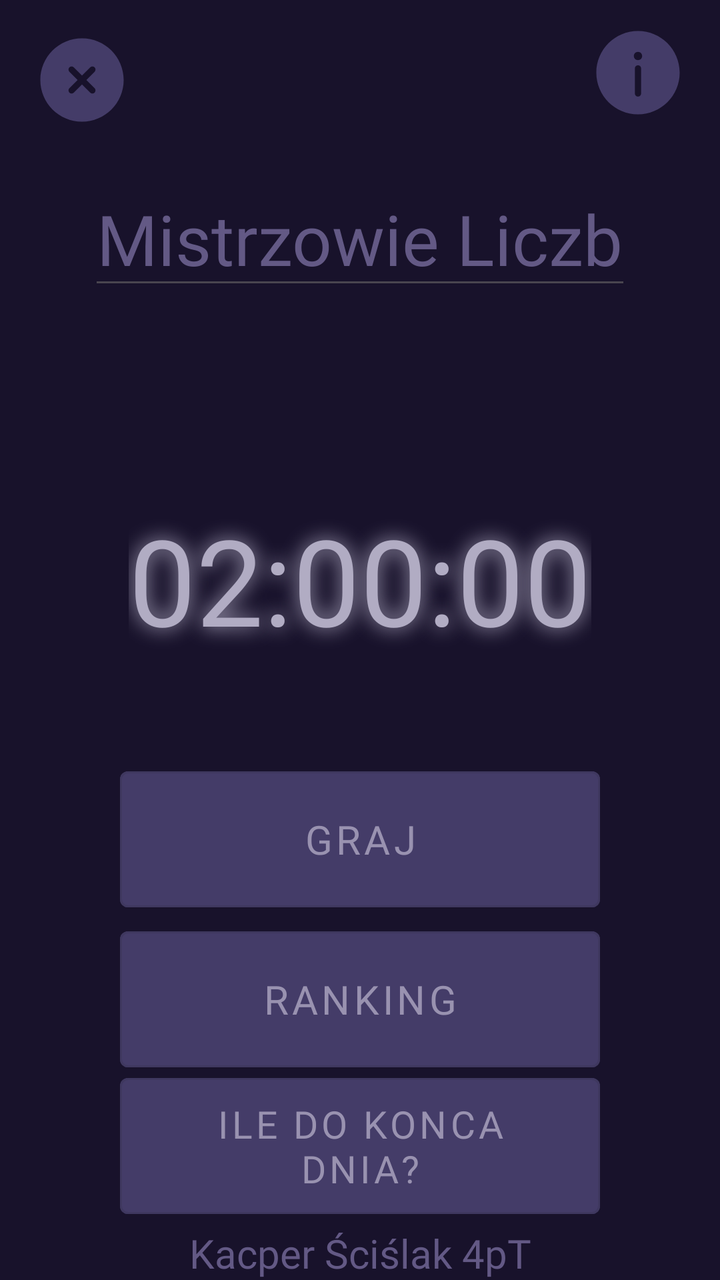
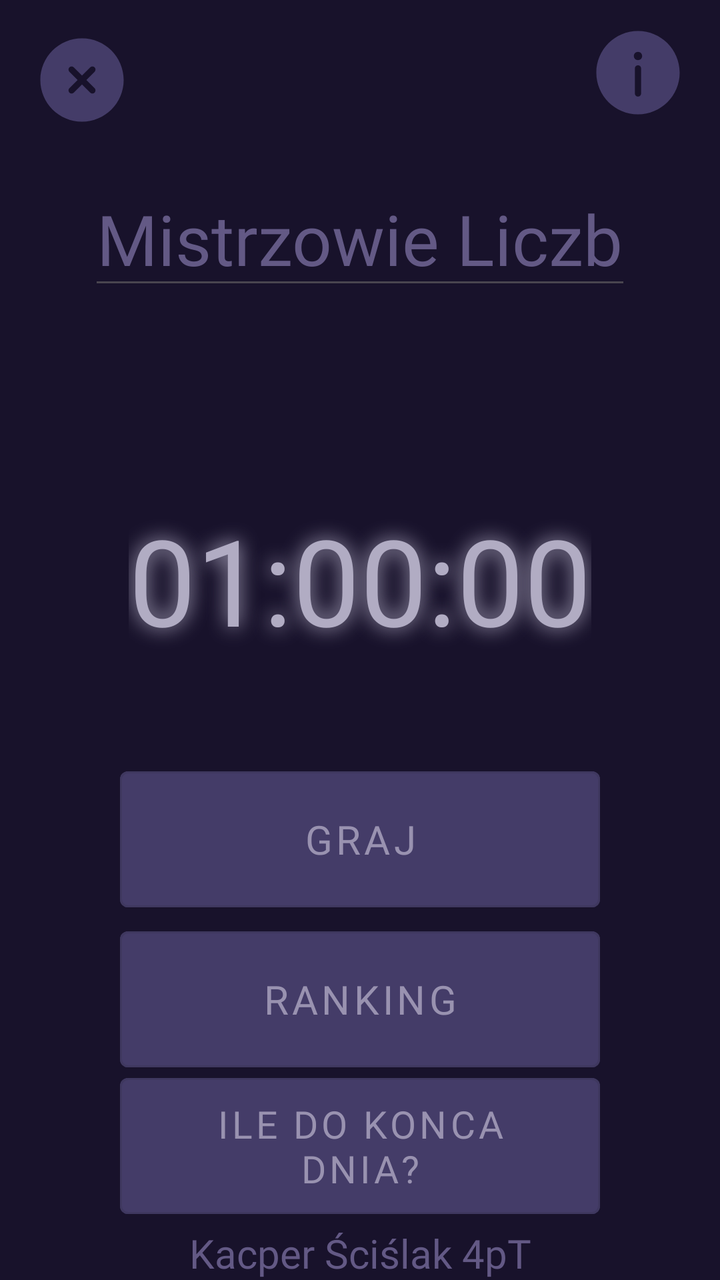

The first picture is an Android layout as it rendered before a commit; the second is the same layout after the commit. The layout source and the unified diff follow.
<!-- AndroidManifest.xml: application theme Theme.Projektgramatematyczna -->
<!-- res/layout/activity_main.xml -->
<?xml version="1.0" encoding="utf-8"?>
<androidx.constraintlayout.widget.ConstraintLayout xmlns:android="http://schemas.android.com/apk/res/android"
    xmlns:app="http://schemas.android.com/apk/res-auto"
    xmlns:tools="http://schemas.android.com/tools"
    android:id="@+id/main"
    android:layout_width="match_parent"
    android:layout_height="match_parent"
    android:background="@color/czwarty_z_palety"
    tools:context=".MainActivity" >


    <ImageButton
        android:id="@+id/zamknij_apke"
        android:layout_width="50dp"
        android:layout_height="50dp"
        android:layout_marginStart="16dp"
        android:layout_marginTop="15dp"
        android:layout_marginBottom="165dp"
        android:pointerIcon="hand"
        android:background="@color/czwarty_z_palety"
        app:layout_constraintBottom_toBottomOf="parent"
        app:layout_constraintEnd_toEndOf="parent"
        app:layout_constraintHorizontal_bias="0.0"
        app:layout_constraintStart_toStartOf="parent"
        app:layout_constraintTop_toTopOf="parent"
        app:layout_constraintVertical_bias="0.0"
        app:tint="@color/drugi_z_palety"
        app:srcCompat="@drawable/zamknij_apke" />

    <ImageButton
        android:id="@+id/info_gra"
        android:layout_width="50dp"
        android:layout_height="50dp"
        android:layout_marginEnd="16dp"
        android:pointerIcon="hand"
        android:background="@color/czwarty_z_palety"
        app:layout_constraintBottom_toBottomOf="parent"
        app:layout_constraintEnd_toEndOf="parent"
        app:layout_constraintHorizontal_bias="1.0"
        app:layout_constraintStart_toEndOf="@+id/zamknij_apke"
        app:layout_constraintTop_toTopOf="parent"
        app:layout_constraintVertical_bias="0.019"
        app:srcCompat="@drawable/info_o_grze"
        app:tint="@color/drugi_z_palety" />

    <TextView
        android:id="@+id/textView2"
        android:layout_width="wrap_content"
        android:layout_height="wrap_content"
        android:text="Mistrzowie Liczb"
        android:layout_marginTop="20dp"
        android:textSize="35dp"
        android:fontFamily="@font/nexium_regular"
        android:textColor="@color/pierwszy_z_palety"
        app:layout_constraintEnd_toStartOf="@id/guideline3"
        app:layout_constraintStart_toStartOf="@id/guideline"
        app:layout_constraintTop_toBottomOf="@id/guideline2"
        app:layout_constraintWidth_percent="50"
        style="@style/Widget.AppCompat.Light.AutoCompleteTextView"/>

    <androidx.constraintlayout.widget.Guideline
        android:id="@+id/guideline"
        android:layout_width="wrap_content"
        android:layout_height="wrap_content"
        android:orientation="vertical"
        app:layout_constraintGuide_begin="16dp"/>

    <androidx.constraintlayout.widget.Guideline
        android:id="@+id/guideline2"
        android:layout_width="wrap_content"
        android:layout_height="wrap_content"
        android:orientation="horizontal"
        app:layout_constraintGuide_begin="66dp" />

    <androidx.constraintlayout.widget.Guideline
        android:id="@+id/guideline3"
        android:layout_width="wrap_content"
        android:layout_height="wrap_content"
        android:orientation="vertical"
        app:layout_constraintGuide_end="16dp" />

    <TextClock
        android:id="@+id/textViewCzas"
        android:layout_width="wrap_content"
        android:layout_height="wrap_content"
        android:textSize="60sp"
        android:text=""
        android:fontFamily="@font/digital_7_mono"
        android:format12Hour="HH:mm:ss"
        android:format24Hour="HH:mm:ss"
        android:timeZone="GMT+2"
        android:textColor="@color/kolor_napisow"
        android:shadowColor="@color/kolor_napisow"
        android:shadowDx="0"
        android:shadowDy="0"
        android:shadowRadius="25"
        android:layout_marginTop="100dp"
        app:layout_constraintTop_toBottomOf="@id/textView2"
        app:layout_constraintStart_toStartOf="@id/guideline"
        app:layout_constraintEnd_toEndOf="@id/guideline3"
        app:layout_constraintBottom_toTopOf="@id/przycisk_graj"/>

    <Button
        style="@style/Widget.MaterialComponents.Button.OutlinedButton"
        android:id="@+id/przycisk_graj"
        android:layout_width="240dp"
        android:layout_height="80dp"
        android:text="GRAJ"
        android:textSize="20dp"
        android:layout_marginTop="50dp"
        android:pointerIcon="hand"
        android:textColor="@color/tekst_przyciskow_glowna"
        android:backgroundTint="@color/drugi_z_palety"
        android:fontFamily="@font/corva_round"
        app:layout_constraintEnd_toStartOf="@+id/guideline3"
        app:layout_constraintStart_toStartOf="@+id/guideline"
        app:layout_constraintTop_toBottomOf="@+id/textViewCzas"
        app:layout_constraintBottom_toTopOf="@id/przycisk_ranking"/>

    <Button
        android:id="@+id/przycisk_ranking"
        style="@style/Widget.MaterialComponents.Button.OutlinedButton"
        android:layout_width="240dp"
        android:layout_height="80dp"
        android:backgroundTint="@color/drugi_z_palety"
        android:fontFamily="@font/corva_round"
        android:pointerIcon="hand"
        android:text="RANKING"
        android:textColor="@color/tekst_przyciskow_glowna"
        android:textSize="20dp"
        app:layout_constraintEnd_toStartOf="@+id/guideline3"
        app:layout_constraintStart_toStartOf="@+id/guideline"
        app:layout_constraintTop_toBottomOf="@+id/przycisk_graj"
        app:layout_constraintBottom_toTopOf="@id/przycisk_ileDoKonca"/>
    <Button
        android:id="@+id/przycisk_ileDoKonca"
        style="@style/Widget.MaterialComponents.Button.OutlinedButton"
        android:layout_width="240dp"
        android:layout_height="80dp"
        android:backgroundTint="@color/drugi_z_palety"
        android:fontFamily="@font/corva_round"
        android:pointerIcon="hand"
        android:text="Ile do konca dnia?"
        android:textColor="@color/tekst_przyciskow_glowna"
        android:textSize="19dp"
        app:layout_constraintEnd_toStartOf="@+id/guideline3"
        app:layout_constraintStart_toStartOf="@+id/guideline"
        app:layout_constraintTop_toBottomOf="@+id/przycisk_graj"
        app:layout_constraintBottom_toTopOf="@id/autor"/>

    <TextView
        android:id="@+id/autor"
        android:layout_width="wrap_content"
        android:layout_height="wrap_content"
        android:fontFamily="@font/bambuchinnox"
        android:text="Kacper Ściślak 4pT"
        android:textColor="@color/pierwszy_z_palety"
        android:textSize="20dp"
        app:layout_constraintTop_toBottomOf="@id/przycisk_ileDoKonca"
        app:layout_constraintBottom_toBottomOf="parent"
        app:layout_constraintEnd_toStartOf="@+id/guideline3"
        app:layout_constraintStart_toStartOf="@+id/guideline" />

</androidx.constraintlayout.widget.ConstraintLayout>
<!-- resources referenced by this layout -->
<resources>
  <color name="czwarty_z_palety">#18122B</color>
  <color name="drugi_z_palety">#443C68</color>
  <color name="kolor_napisow">#b1acc3</color>
  <color name="pierwszy_z_palety">#635985</color>
  <color name="tekst_przyciskow_glowna">#9992b0</color>
  <!-- drawable info_o_grze (drawable) -->
  <vector xmlns:android="http://schemas.android.com/apk/res/android" android:height="50dp" android:viewportHeight="24" android:viewportWidth="24" android:width="50dp">
        
      <path android:fillColor="#1C274C" android:fillType="evenOdd" android:pathData="M22,12C22,17.523 17.523,22 12,22C6.477,22 2,17.523 2,12C2,6.477 6.477,2 12,2C17.523,2 22,6.477 22,12ZM12,17.75C12.414,17.75 12.75,17.414 12.75,17V11C12.75,10.586 12.414,10.25 12,10.25C11.586,10.25 11.25,10.586 11.25,11V17C11.25,17.414 11.586,17.75 12,17.75ZM12,7C12.552,7 13,7.448 13,8C13,8.552 12.552,9 12,9C11.448,9 11,8.552 11,8C11,7.448 11.448,7 12,7Z"/>
      
  </vector>
  <!-- drawable zamknij_apke (drawable) -->
  <vector xmlns:android="http://schemas.android.com/apk/res/android" android:height="50dp" android:viewportHeight="24" android:viewportWidth="24" android:width="50dp">
        
      <path android:fillColor="#1C274C" android:fillType="evenOdd" android:pathData="M22,12C22,17.523 17.523,22 12,22C6.477,22 2,17.523 2,12C2,6.477 6.477,2 12,2C17.523,2 22,6.477 22,12ZM8.97,8.97C9.263,8.677 9.737,8.677 10.03,8.97L12,10.939L13.97,8.97C14.262,8.677 14.737,8.677 15.03,8.97C15.323,9.263 15.323,9.737 15.03,10.03L13.061,12L15.03,13.97C15.323,14.262 15.323,14.737 15.03,15.03C14.737,15.323 14.262,15.323 13.97,15.03L12,13.061L10.03,15.03C9.737,15.323 9.263,15.323 8.97,15.03C8.677,14.737 8.677,14.262 8.97,13.97L10.939,12L8.97,10.03C8.677,9.737 8.677,9.263 8.97,8.97Z"/>
      
  </vector>
  <style name="Theme.Projektgramatematyczna" parent="Base.Theme.Projektgramatematyczna" />
  <style name="Base.Theme.Projektgramatematyczna" parent="Theme.Material3.DayNight.NoActionBar">
          
          
      </style>
</resources>

<!-- the commit's change to res/layout/activity_main.xml (unified diff, before → after) -->
@@ -88,7 +88,7 @@
         android:fontFamily="@font/digital_7_mono"
         android:format12Hour="HH:mm:ss"
         android:format24Hour="HH:mm:ss"
-        android:timeZone="GMT+2"
+        android:timeZone="GMT+1"
         android:textColor="@color/kolor_napisow"
         android:shadowColor="@color/kolor_napisow"
         android:shadowDx="0"
